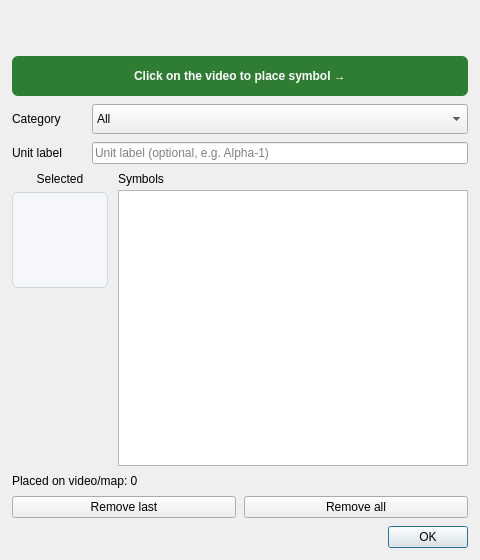
Before: the Qt Designer form code/ui/ui_FmvMilitarySymbols.ui in All4Gis/QGISFMV, drawn with Qt 5.
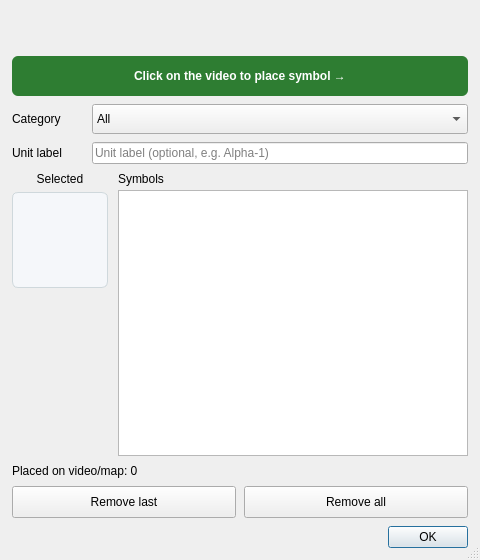
After: the same form once the commit is applied. Icons and pictures are not drawn.

Diff of the .ui file:
```diff
--- a/code/ui/ui_FmvMilitarySymbols.ui
+++ b/code/ui/ui_FmvMilitarySymbols.ui
@@ -13,12 +13,21 @@
   <property name="minimumSize">
    <size>
     <width>420</width>
-    <height>480</height>
+    <height>560</height>
    </size>
   </property>
+  <property name="sizePolicy">
+   <sizepolicy hsizetype="Preferred" vsizetype="Preferred">
+    <horstretch>0</horstretch>
+    <verstretch>0</verstretch>
+   </sizepolicy>
+  </property>
   <property name="windowTitle">
    <string>Military Symbols</string>
   </property>
+  <property name="sizeGripEnabled">
+   <bool>true</bool>
+  </property>
   <property name="modal">
    <bool>false</bool>
   </property>
@@ -30,6 +39,9 @@
    <property name="spacing">
     <number>8</number>
    </property>
+   <property name="sizeConstraint">
+    <enum>QLayout::SetMinimumSize</enum>
+   </property>
    <property name="leftMargin">
     <number>12</number>
    </property>
@@ -287,7 +299,7 @@
          <property name="minimumSize">
           <size>
            <width>0</width>
-           <height>180</height>
+           <height>72</height>
           </size>
          </property>
          <property name="iconSize">
@@ -322,6 +334,18 @@
      </property>
      <item>
       <widget class="QPushButton" name="btn_removeLast">
+       <property name="sizePolicy">
+        <sizepolicy hsizetype="Expanding" vsizetype="Fixed">
+         <horstretch>0</horstretch>
+         <verstretch>0</verstretch>
+        </sizepolicy>
+       </property>
+       <property name="minimumSize">
+        <size>
+         <width>0</width>
+         <height>32</height>
+        </size>
+       </property>
        <property name="text">
         <string>Remove last</string>
        </property>
@@ -329,6 +353,18 @@
      </item>
      <item>
       <widget class="QPushButton" name="btn_removeAll">
+       <property name="sizePolicy">
+        <sizepolicy hsizetype="Expanding" vsizetype="Fixed">
+         <horstretch>0</horstretch>
+         <verstretch>0</verstretch>
+        </sizepolicy>
+       </property>
+       <property name="minimumSize">
+        <size>
+         <width>0</width>
+         <height>32</height>
+        </size>
+       </property>
        <property name="text">
         <string>Remove all</string>
        </property>
```
